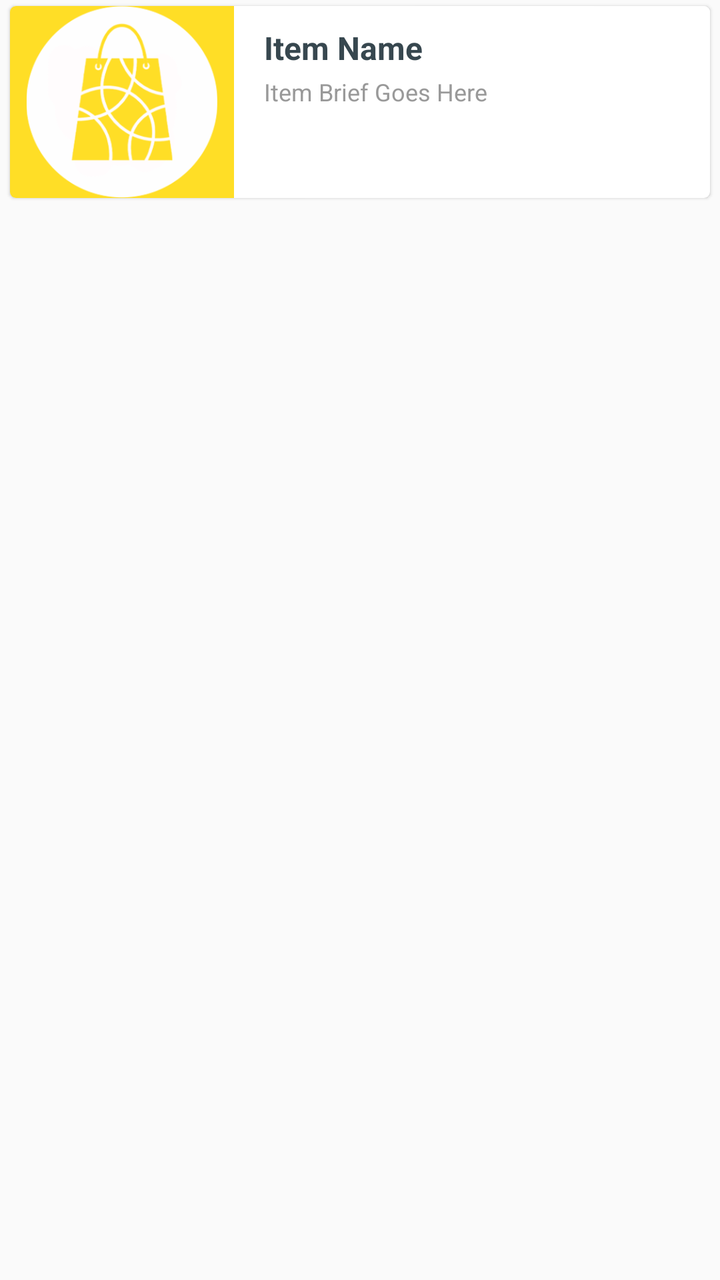
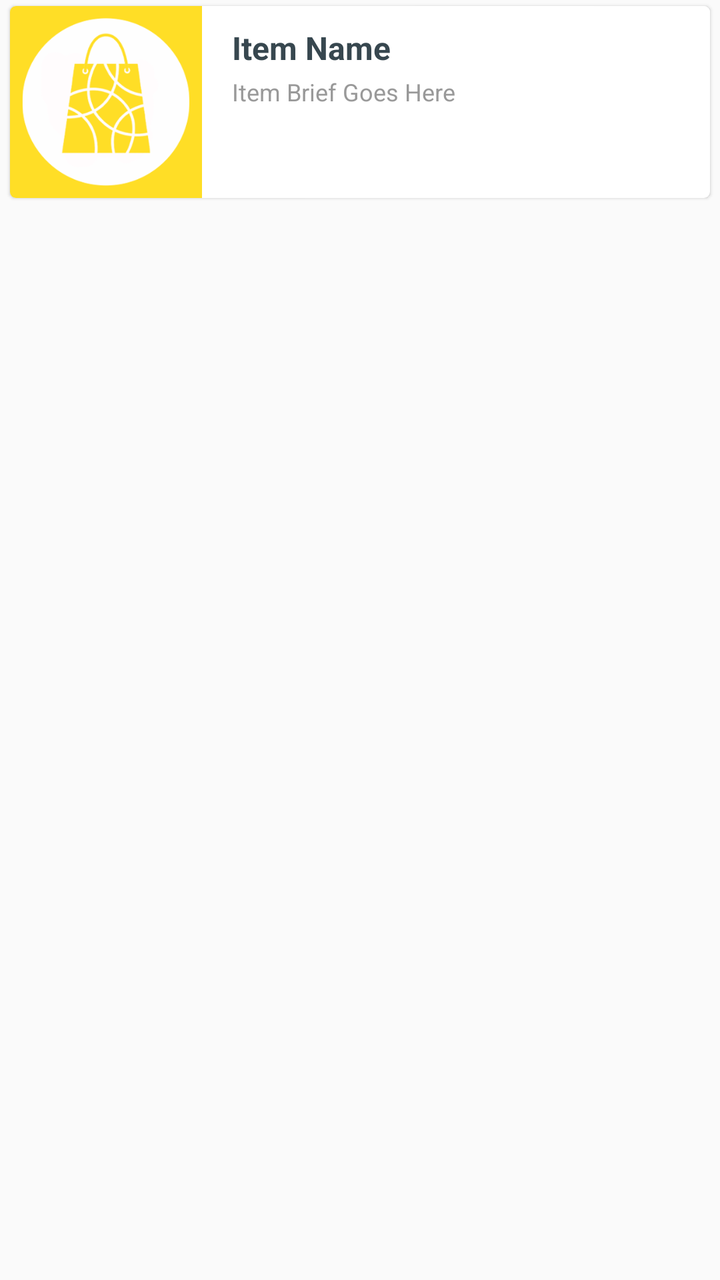

An Android layout rendered at two revisions. The XML below is the earlier revision; the diff shows what the commit changed to produce the second picture.
<!-- AndroidManifest.xml: application theme AppTheme -->
<!-- res/layout/item_category.xml -->
<?xml version="1.0" encoding="utf-8"?>
<RelativeLayout xmlns:android="http://schemas.android.com/apk/res/android"
    xmlns:app="http://schemas.android.com/apk/res-auto"
    android:layout_width="wrap_content"
    android:layout_height="wrap_content">

    <androidx.cardview.widget.CardView
        android:layout_width="match_parent"
        android:layout_height="wrap_content"
        android:layout_marginBottom="@dimen/spacing_small"
        android:layout_marginLeft="@dimen/spacing_medium"
        android:layout_marginRight="@dimen/spacing_medium"
        android:layout_marginTop="@dimen/spacing_small"
        android:clipToPadding="false"
        app:cardBackgroundColor="@android:color/white"
        app:cardCornerRadius="@dimen/card_radius"
        app:cardElevation="@dimen/card_elevation"
        app:cardUseCompatPadding="false">

        <FrameLayout
            android:id="@+id/lyt_parent"
            style="@style/RippleStyleBlack"
            android:layout_width="match_parent"
            android:layout_height="match_parent">

            <LinearLayout
                android:layout_width="match_parent"
                android:layout_height="match_parent"
                android:orientation="horizontal">

                <LinearLayout
                    android:id="@+id/lyt_color"
                    android:layout_width="112dp"
                    android:layout_height="96dp"
                    android:background="@color/colorAccent"
                    android:gravity="center"
                    android:padding="0dp">

                    <ImageView
                        android:id="@+id/image"
                        android:layout_width="match_parent"
                        android:layout_height="match_parent"
                        android:contentDescription="@string/title_category"
                        android:scaleType="centerInside"
                        android:src="@drawable/ic_logo" />

                </LinearLayout>

                <LinearLayout
                    android:layout_width="match_parent"
                    android:layout_height="wrap_content"
                    android:background="@android:color/white"
                    android:orientation="vertical"
                    android:paddingBottom="@dimen/spacing_middle"
                    android:paddingLeft="@dimen/spacing_large"
                    android:paddingRight="@dimen/spacing_large"
                    android:paddingTop="@dimen/spacing_middle">

                    <TextView
                        android:id="@+id/name"
                        android:layout_width="wrap_content"
                        android:layout_height="wrap_content"
                        android:text="Item Name"
                        android:textAppearance="@style/Base.TextAppearance.AppCompat.Subhead"
                        android:textColor="@color/grey_80"
                        android:textStyle="bold" />

                    <TextView
                        android:id="@+id/brief"
                        android:layout_width="wrap_content"
                        android:layout_height="wrap_content"
                        android:layout_marginTop="@dimen/spacing_small"
                        android:maxLines="2"
                        android:text="Item Brief Goes Here"
                        android:textAppearance="@style/Base.TextAppearance.AppCompat.Caption"
                        android:textColor="@color/grey_40" />

                </LinearLayout>
            </LinearLayout>

        </FrameLayout>

    </androidx.cardview.widget.CardView>

</RelativeLayout>
<!-- resources referenced by this layout -->
<resources>
  <color name="colorAccent">#FFDE26</color>
  <color name="grey_40">#999999</color>
  <color name="grey_80">#37474F</color>
  <dimen name="card_elevation">1dp</dimen>
  <dimen name="card_radius">3dp</dimen>
  <dimen name="spacing_large">15dp</dimen>
  <dimen name="spacing_medium">5dp</dimen>
  <dimen name="spacing_middle">10dp</dimen>
  <dimen name="spacing_small">3dp</dimen>
  <!-- drawable ic_logo: png bitmap (drawable, 21548 bytes) -->
  <string name="title_category">Categories</string>
  <style name="RippleStyleBlack" parent="RippleStyleWhite" />
  <style name="AppTheme" parent="Theme.AppCompat.Light.NoActionBar">
          
          <item name="colorPrimary">@color/colorPrimary</item>
          <item name="colorPrimaryDark">@color/colorPrimaryDark</item>
          <item name="colorAccent">@color/colorAccent</item>
          <item name="colorControlNormal">@color/grey_60</item>
          <item name="fontFamily">@font/iransans</item>
      </style>
  <style name="RippleStyleWhite">
          <item name="android:foreground">?attr/selectableItemBackground</item>
          <item name="android:clickable">true</item>
          <item name="android:focusable">true</item>
      </style>
  <color name="colorPrimary">#4DB151</color>
  <color name="colorPrimaryDark">#429E45</color>
  <color name="grey_60">#666666</color>
</resources>

<!-- the commit's change to res/layout/item_category.xml (unified diff, before → after) -->
@@ -30,8 +30,8 @@
 
                 <LinearLayout
                     android:id="@+id/lyt_color"
-                    android:layout_width="112dp"
-                    android:layout_height="96dp"
+                    android:layout_width="@dimen/category_list_icon_size"
+                    android:layout_height="@dimen/category_list_icon_size"
                     android:background="@color/colorAccent"
                     android:gravity="center"
                     android:padding="0dp">
@@ -41,6 +41,7 @@
                         android:layout_width="match_parent"
                         android:layout_height="match_parent"
                         android:contentDescription="@string/title_category"
+                        android:padding="@dimen/category_icon_padding"
                         android:scaleType="centerInside"
                         android:src="@drawable/ic_logo" />
 
<!-- resource entries referenced after the edit -->
@@ -5,6 +5,8 @@
   <color name="grey_80">#37474F</color>
   <dimen name="card_elevation">1dp</dimen>
   <dimen name="card_radius">3dp</dimen>
+  <dimen name="category_icon_padding">6dp</dimen>
+  <dimen name="category_list_icon_size">96dp</dimen>
   <dimen name="spacing_large">15dp</dimen>
   <dimen name="spacing_medium">5dp</dimen>
   <dimen name="spacing_middle">10dp</dimen>
